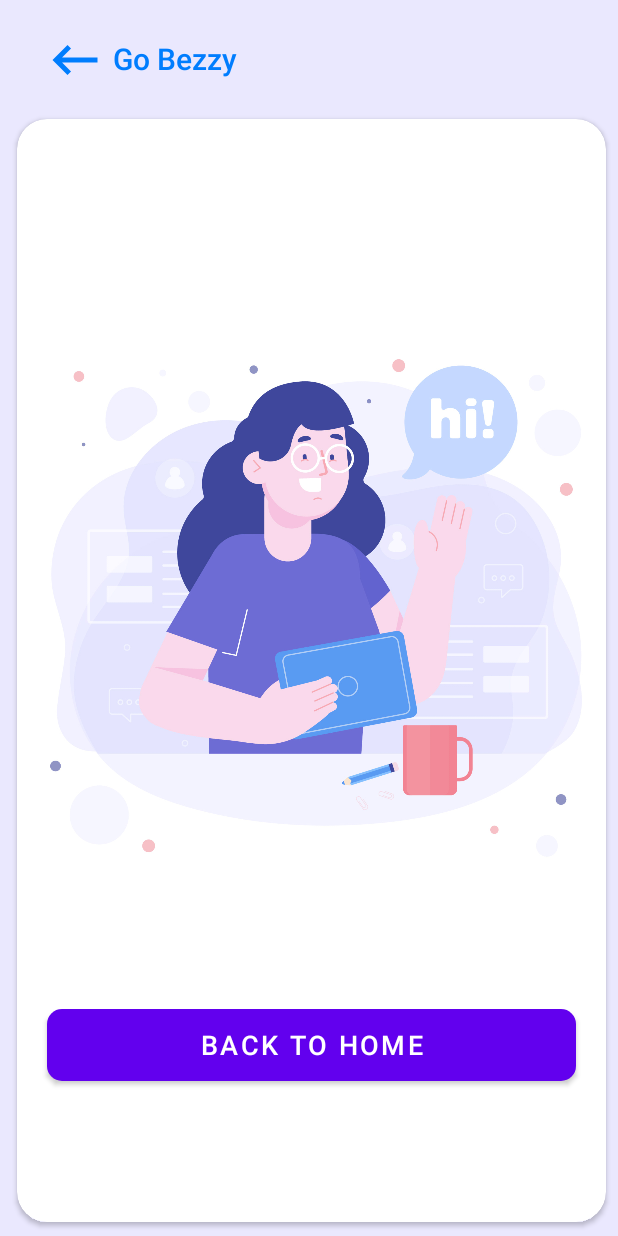
After one commit to sujoy21198/Bezzy, an Android app: the WelcomeActivity screen opened directly, with no data from a screen before it, on a phone screen of 412 x 824 dp. The commit adds this screen. Run offline under Robolectric (Android 15) with nearby library versions, the phone set to English and light mode, and no system bars; network calls fail.

Commit message:
bottom floating button added

```diff
--- /dev/null
+++ b/Bezzy/app/src/main/java/com/example/bezzy/UI/WelcomeActivity.java
@@ -0,0 +1,30 @@
+package com.example.bezzy.UI;
+
+import androidx.appcompat.app.AppCompatActivity;
+
+import android.content.Intent;
+import android.os.Bundle;
+import android.view.View;
+import android.widget.Button;
+
+import com.example.bezzy.R;
+
+public class WelcomeActivity extends AppCompatActivity {
+    Button btn_welcome;
+
+    @Override
+    protected void onCreate(Bundle savedInstanceState) {
+        super.onCreate(savedInstanceState);
+        setContentView(R.layout.activity_welcome);
+        btn_welcome=findViewById(R.id.welcome_btn);
+        btn_welcome.setOnClickListener(new View.OnClickListener() {
+            @Override
+            public void onClick(View v) {
+                startActivity(new Intent(getApplicationContext(),ProfileActivity.class));
+                finish();
+
+
+            }
+        });
+    }
+}
--- a/Bezzy/app/src/main/res/layout/activity_main.xml
+++ b/Bezzy/app/src/main/res/layout/activity_splash.xml
@@ -6,7 +6,7 @@
     android:layout_width="match_parent"
     android:layout_height="match_parent"
     android:background="@drawable/splash_screen_bg"
-    tools:context=".MainActivity">
+    tools:context=".UI.SplashActivity">
 
     <LinearLayout
         android:id="@+id/layout_logo"
--- /dev/null
+++ b/Bezzy/app/src/main/res/layout/activity_welcome.xml
@@ -0,0 +1,73 @@
+<?xml version="1.0" encoding="utf-8"?>
+<RelativeLayout xmlns:android="http://schemas.android.com/apk/res/android"
+    xmlns:app="http://schemas.android.com/apk/res-auto"
+    xmlns:tools="http://schemas.android.com/tools"
+    android:layout_width="match_parent"
+    android:layout_height="match_parent"
+    android:background="#eae8fe"
+    tools:context=".UI.WelcomeActivity">
+    <RelativeLayout
+        android:id="@+id/back_bezy"
+        android:layout_width="match_parent"
+        android:layout_height="70dp"
+        android:layout_alignParentTop="true">
+
+        <TextView
+            android:id="@+id/go_bezzy"
+            android:layout_width="wrap_content"
+            android:layout_height="40dp"
+            android:layout_marginLeft="5dp"
+            android:layout_marginTop="25sp"
+            android:layout_toRightOf="@id/back_image"
+            android:fontFamily="sans-serif-light"
+            android:text="Go Bezzy"
+            android:textColor="@color/gradstart"
+            android:textSize="20sp"
+            android:textStyle="bold" />
+
+        <ImageView
+            android:id="@+id/back_image"
+            android:layout_width="40dp"
+            android:layout_height="40dp"
+            android:layout_marginLeft="30dp"
+            android:layout_marginTop="20dp"
+            android:clickable="true"
+            android:src="@drawable/ic_baseline_keyboard_backspace_24" />
+    </RelativeLayout>
+    <androidx.cardview.widget.CardView
+        android:layout_width="match_parent"
+        android:layout_height="match_parent"
+        android:layout_alignParentBottom="true"
+        android:layout_marginLeft="3dp"
+        android:elevation="3dp"
+        app:cardCornerRadius="20dp"
+        app:cardUseCompatPadding="true"
+        android:layout_below="@id/back_bezy">
+
+        <LinearLayout
+            android:orientation="vertical"
+            android:layout_width="match_parent"
+            android:layout_height="match_parent"
+            android:gravity="center">
+            <ImageView
+                android:layout_width="match_parent"
+                android:layout_height="500dp"
+                android:src="@drawable/welcome_image"
+                />
+            <Button
+                android:id="@+id/welcome_btn"
+                android:layout_width="match_parent"
+                android:layout_height="wrap_content"
+                android:layout_marginTop="50dp"
+                android:layout_margin="20dp"
+                android:text="Back to Home"
+                android:background="@drawable/login_button_background"
+                android:textColor="#fff"
+                android:textStyle="bold"
+                android:textSize="18sp"
+                android:fontFamily="sans-serif-light"
+                />
+        </LinearLayout>
+    </androidx.cardview.widget.CardView>
+
+</RelativeLayout>
--- a/Bezzy/app/src/main/res/values/arrays.xml
+++ /dev/null
@@ -1,4 +0,0 @@
-<?xml version="1.0" encoding="utf-8"?>
-<resources>
-    <string-array name="gender" />
-</resources>
--- /dev/null
+++ b/Bezzy/app/src/main/res/values/styles.xml
@@ -0,0 +1,33 @@
+<?xml version="1.0" encoding="utf-8"?>
+<resources>
+    <!-- Base application theme. -->
+    <style name="AppTheme" parent="Theme.AppCompat.Light.NoActionBar">
+        <!-- Customize your theme here. -->
+        <item name="colorPrimary">@color/colorPrimary</item>
+        <item name="colorPrimaryDark">@color/colorPrimaryDark</item>
+        <item name="colorAccent">@color/colorAccent</item>
+        <item name="windowActionBar">false</item>
+        <item name="windowNoTitle">true</item>
+        <item name="android:windowFullscreen">true</item>
+    </style>
+
+    <style name="LoginTheme" parent="Theme.AppCompat.Light.NoActionBar">
+        <!-- Customize your theme here. -->
+        <item name="colorPrimary">@color/colorPrimary</item>
+        <item name="colorPrimaryDark">@color/colorPrimaryDark</item>
+        <item name="colorAccent">@color/colorPrimary</item>
+        <item name="windowActionBar">false</item>
+        <item name="windowNoTitle">true</item>
+        <item name="android:windowFullscreen">true</item>
+    </style>
+
+    <style name="OtpTheme" parent="Theme.AppCompat.Light.NoActionBar">
+        <item name="colorPrimary">@color/colorPrimary</item>
+        <item name="colorPrimaryDark">@color/colorPrimaryDark</item>
+        <item name="colorAccent">@color/colorPrimary</item>
+        <item name="otpViewStyle">@style/OtpWidget.OtpView</item>
+        <item name="windowActionBar">false</item>
+        <item name="windowNoTitle">true</item>
+        <item name="android:windowFullscreen">true</item>
+    </style>
+</resources>
```
Also changed, not shown: Bezzy/app/src/main/AndroidManifest.xml (+19 -10 lines), Bezzy/app/src/main/java/com/example/bezzy/UI/SplashActivity.java (renamed from Bezzy/app/src/main/java/com/example/bezzy/MainActivity.java, +9 -10 lines), Bezzy/app/src/main/res/layout/activity_profile.xml (+73 -28 lines), Bezzy/app/src/main/res/values/strings.xml (+26 -0 lines).
